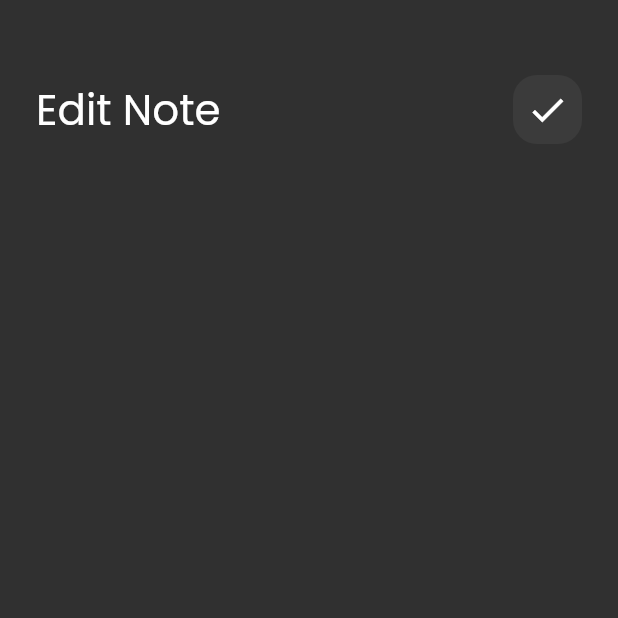
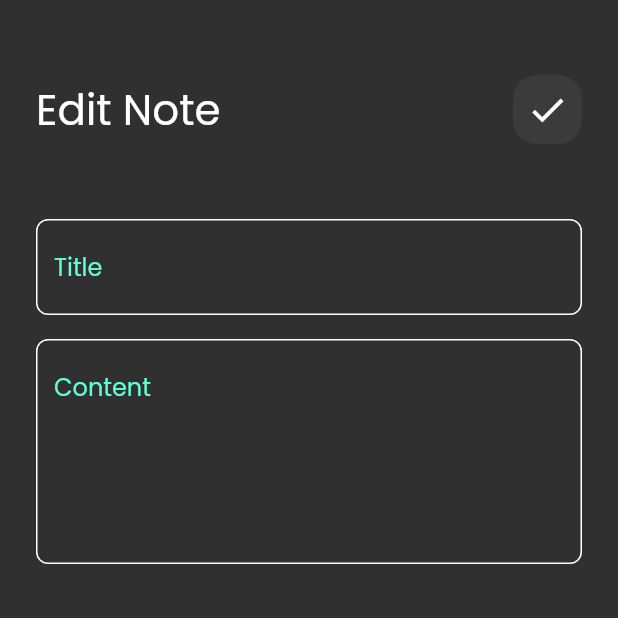
Before and after one commit to vintx64/Notes_App_Flutter, a Flutter app: the EditNoteView screen opened directly, on a phone screen of 412 x 824 dp, the top half of it. Run offline on Flutter 3.47's test engine with Material 2 defaults, Android fonts, the phone set to English and light mode, and no system bars; our stand-ins replace font_awesome_flutter.

Commit message:
finish ui stage

```diff
--- a/lib/views/widgets/edit_note_view_body.dart
+++ b/lib/views/widgets/edit_note_view_body.dart
@@ -2,6 +2,7 @@ import 'package:flutter/material.dart';
 import 'package:flutter/src/widgets/framework.dart';
 import 'package:flutter/src/widgets/placeholder.dart';
 import 'package:notes_app_flutter/views/widgets/custom_app_bar.dart';
+import 'package:notes_app_flutter/views/widgets/custom_text_field.dart';
 
 class EditNoteViewBody extends StatelessWidget {
   const EditNoteViewBody({super.key});
@@ -19,6 +20,17 @@ class EditNoteViewBody extends StatelessWidget {
             title: 'Edit Note',
             icon: Icons.check,
           ),
+          SizedBox(
+            height: 50,
+          ),
+          CustomTextField(hint: 'Title'),
+          SizedBox(
+            height: 16,
+          ),
+          CustomTextField(
+            hint: 'Content',
+            maxLines: 5,
+          ),
         ],
       ),
     );
```
